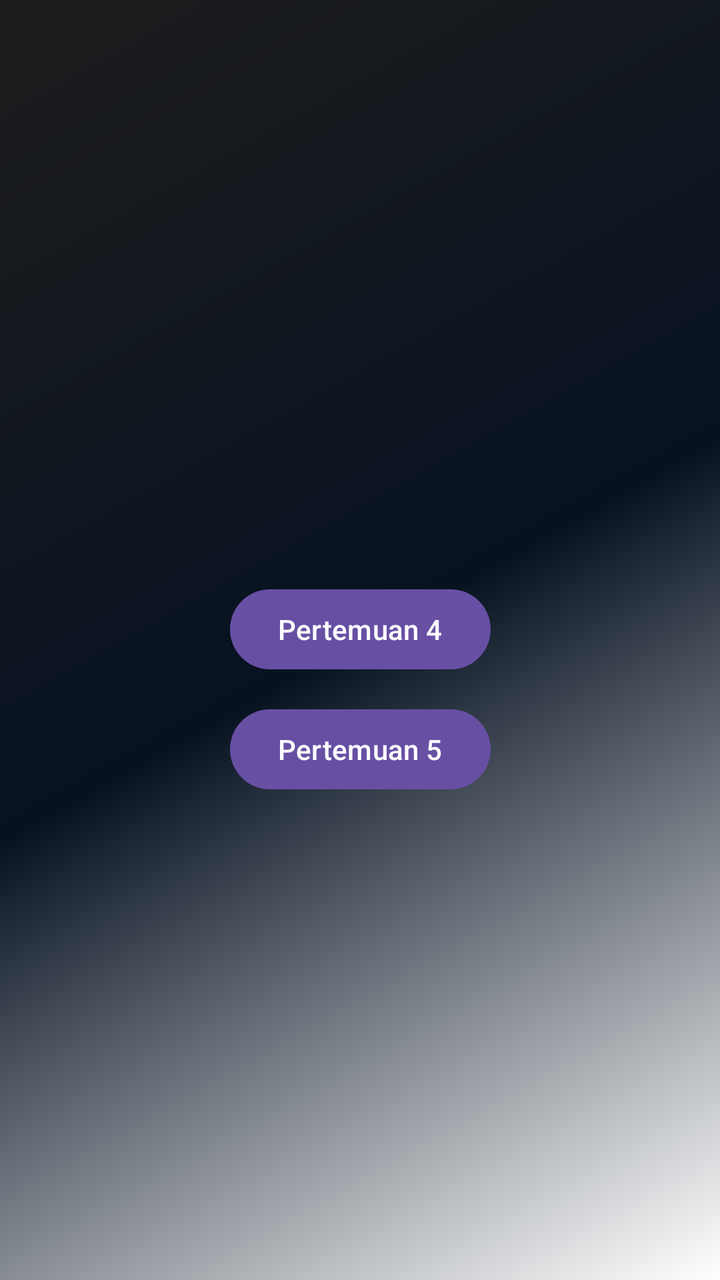
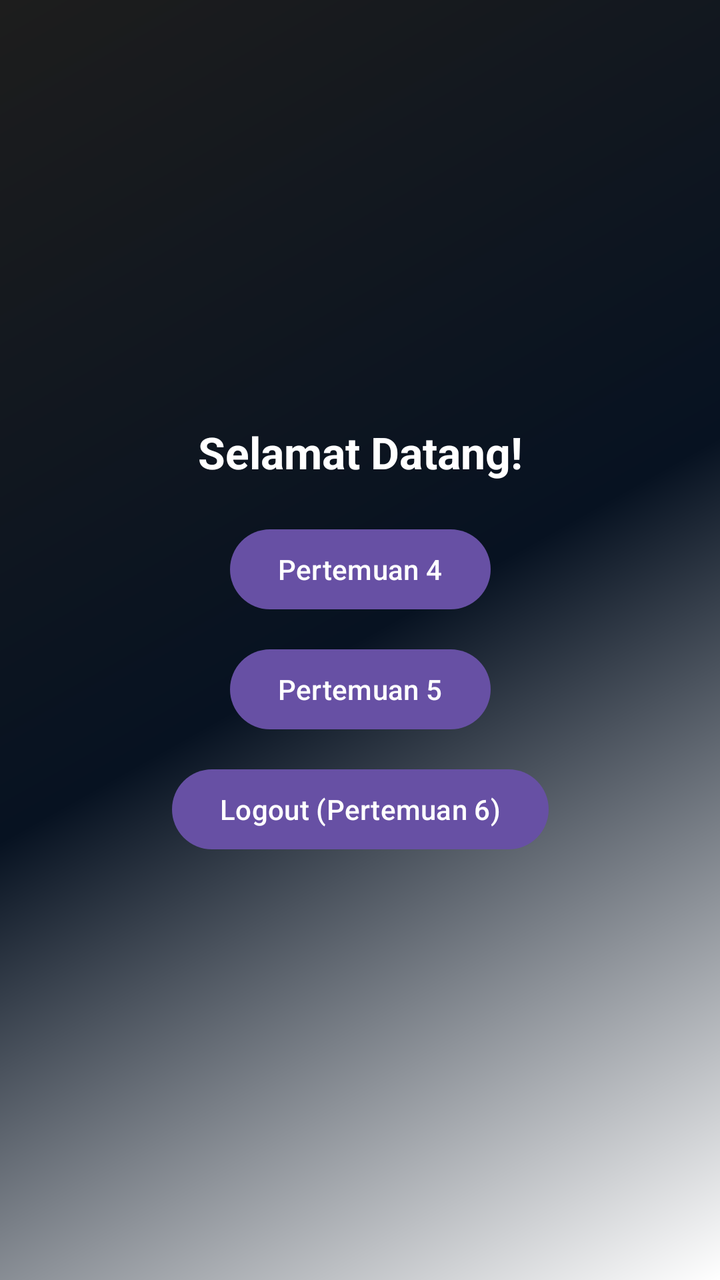

Compare the two renders of this Android layout. The source of the first and the diff that turns it into the second are given below.
<!-- AndroidManifest.xml: application theme Theme.Nabilatiemobile -->
<!-- res/layout/activity_main.xml -->
<?xml version="1.0" encoding="utf-8"?>
<androidx.constraintlayout.widget.ConstraintLayout xmlns:android="http://schemas.android.com/apk/res/android"
    xmlns:app="http://schemas.android.com/apk/res-auto"
    xmlns:tools="http://schemas.android.com/tools"
    android:id="@+id/main"
    android:layout_width="match_parent"
    android:layout_height="match_parent"
    android:background="@drawable/bg_gradient"
    tools:context=".MainActivity">

    <TextView
        android:id="@+id/tvHello"
        android:layout_width="wrap_content"
        android:layout_height="wrap_content"
        android:text=""
        android:textColor="@color/white"
        android:textSize="22sp"
        android:textStyle="bold"
        app:layout_constraintBottom_toTopOf="@+id/btnToFourth"
        app:layout_constraintEnd_toEndOf="parent"
        app:layout_constraintStart_toStartOf="parent"
        app:layout_constraintTop_toTopOf="parent"
        app:layout_constraintVertical_chainStyle="packed" />

    <Button
        android:id="@+id/btnToFourth"
        android:layout_width="wrap_content"
        android:layout_height="wrap_content"
        android:layout_marginTop="20dp"
        android:text="Pertemuan 4"
        app:layout_constraintBottom_toTopOf="@+id/btnToFifth"
        app:layout_constraintEnd_toEndOf="parent"
        app:layout_constraintStart_toStartOf="parent"
        app:layout_constraintTop_toBottomOf="@+id/tvHello" />

    <Button
        android:id="@+id/btnToFifth"
        android:layout_width="wrap_content"
        android:layout_height="wrap_content"
        android:layout_marginTop="12dp"
        android:text="Pertemuan 5"
        app:layout_constraintBottom_toBottomOf="parent"
        app:layout_constraintEnd_toEndOf="parent"
        app:layout_constraintStart_toStartOf="parent"
        app:layout_constraintTop_toBottomOf="@+id/btnToFourth" />

</androidx.constraintlayout.widget.ConstraintLayout>
<!-- resources referenced by this layout -->
<resources>
  <color name="white">#FFFFFFFF</color>
  <!-- drawable bg_gradient (drawable) -->
  <?xml version="1.0" encoding="utf-8"?>
  <shape xmlns:android="http://schemas.android.com/apk/res/android"
      android:shape="rectangle">
      <gradient
          android:angle="135"
          android:startColor="#FFFFFF"
          android:centerColor="#071221"
          android:endColor="#1D1D1D"
          android:type="linear" />
  </shape>
  <style name="Theme.Nabilatiemobile" parent="Base.Theme.Nabilatiemobile" />
  <style name="Base.Theme.Nabilatiemobile" parent="Theme.Material3.DayNight.NoActionBar">
          
          
      </style>
</resources>

<!-- the commit's change to res/layout/activity_main.xml (unified diff, before → after) -->
@@ -12,7 +12,7 @@
         android:id="@+id/tvHello"
         android:layout_width="wrap_content"
         android:layout_height="wrap_content"
-        android:text=""
+        android:text="Selamat Datang!"
         android:textColor="@color/white"
         android:textSize="22sp"
         android:textStyle="bold"
@@ -39,9 +39,20 @@
         android:layout_height="wrap_content"
         android:layout_marginTop="12dp"
         android:text="Pertemuan 5"
-        app:layout_constraintBottom_toBottomOf="parent"
+        app:layout_constraintBottom_toTopOf="@+id/btnLogout"
         app:layout_constraintEnd_toEndOf="parent"
         app:layout_constraintStart_toStartOf="parent"
         app:layout_constraintTop_toBottomOf="@+id/btnToFourth" />
 
+    <Button
+        android:id="@+id/btnLogout"
+        android:layout_width="wrap_content"
+        android:layout_height="wrap_content"
+        android:layout_marginTop="12dp"
+        android:text="Logout (Pertemuan 6)"
+        app:layout_constraintBottom_toBottomOf="parent"
+        app:layout_constraintEnd_toEndOf="parent"
+        app:layout_constraintStart_toStartOf="parent"
+        app:layout_constraintTop_toBottomOf="@+id/btnToFifth" />
+
 </androidx.constraintlayout.widget.ConstraintLayout>
